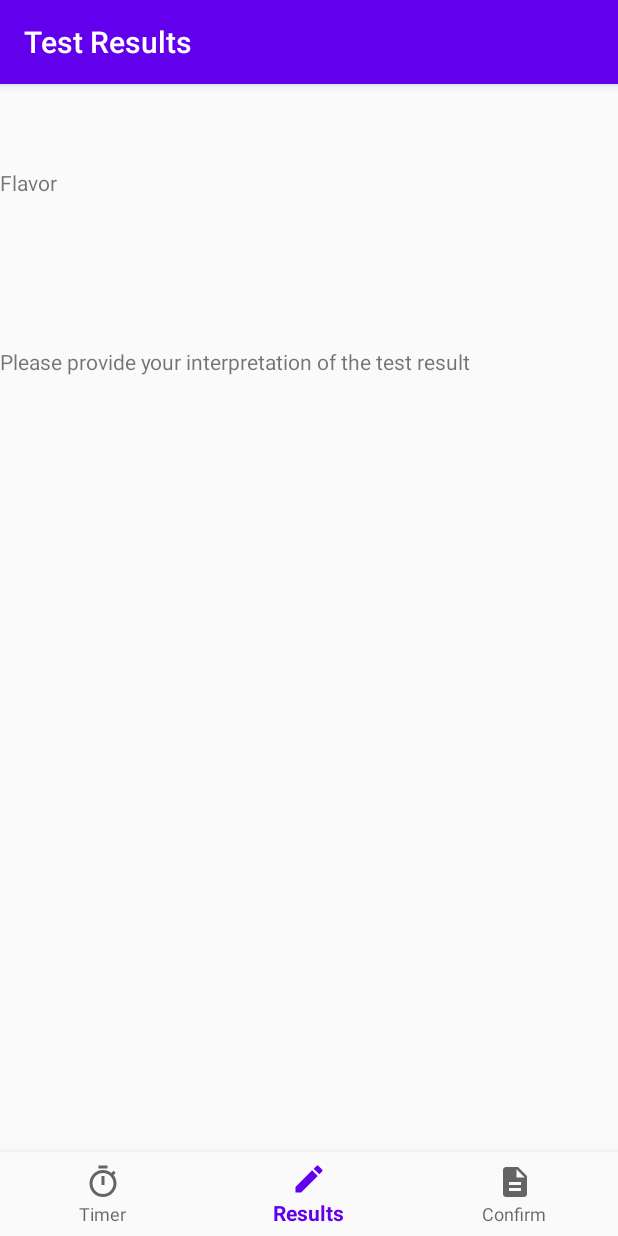
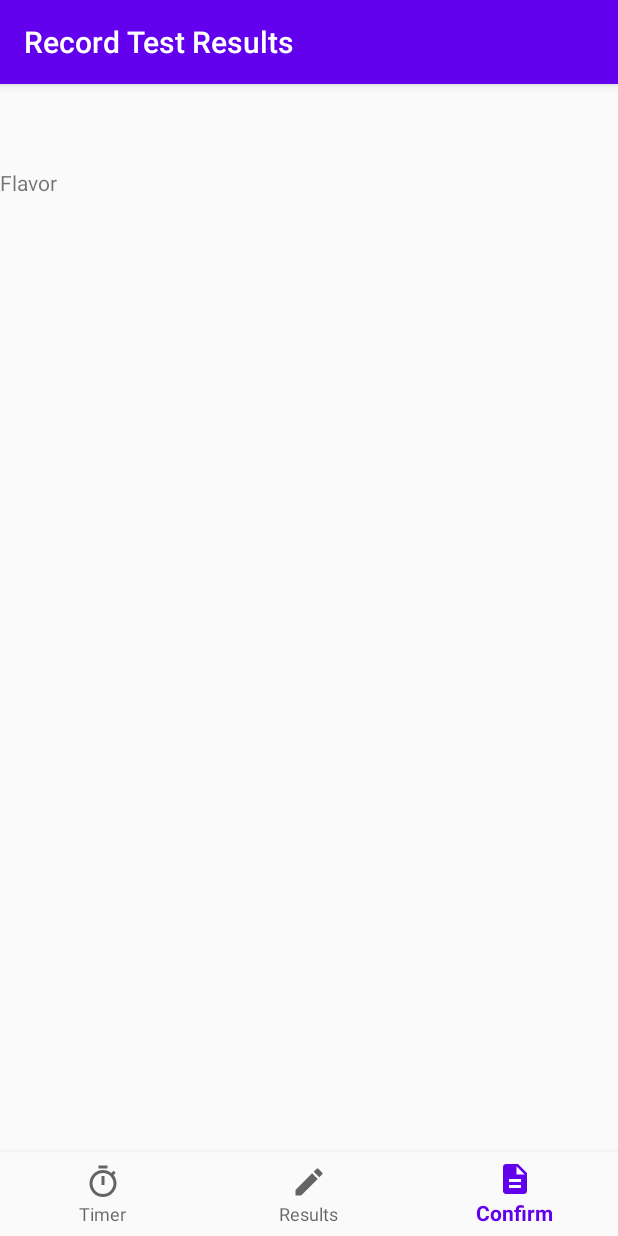
Before and after one commit to dimagi/rd-toolkit, an Android app: the CaptureResultsFragment screen opened through its navigation route, item 3 of the bottom bar chosen, on a phone screen of 412 x 824 dp. Run offline under Robolectric (Android 15) with nearby library versions, the phone set to English and light mode, and no system bars; our stand-ins replace Room's generated code, navigation-ui; libraries missing offline, so code that uses them is left out: net.vrgsoft.arcprogress; 6 statements that could not run were skipped.

Commit message:
Basic capture nav complete

```diff
--- a/app/src/main/java/org/rdtoolkit/ui/capture/CaptureActivity.java
+++ b/app/src/main/java/org/rdtoolkit/ui/capture/CaptureActivity.java
@@ -19,6 +19,9 @@ import androidx.navigation.Navigation;
 import androidx.navigation.ui.AppBarConfiguration;
 import androidx.navigation.ui.NavigationUI;
 
+import org.rdtoolkit.model.diagnostics.DiagnosticOutcome;
+import org.rdtoolkit.model.diagnostics.RdtDiagnosticProfile;
+import org.rdtoolkit.model.diagnostics.ResultProfile;
 import org.rdtoolkit.ui.provision.ProvisionViewModel;
 import org.rdtoolkit.util.InjectorUtils;
 
@@ -56,10 +59,18 @@ public class CaptureActivity extends AppCompatActivity {
 
         captureViewModel.loadSession(sessionId);
 
+        captureViewModel.getTestSessionResult().observe(this, value -> {
+            RdtDiagnosticProfile profile = captureViewModel.getTestProfile().getValue();
+            boolean recordEnabled = profile.isResultSetComplete(value);
+
+            ((BottomNavigationView)this.findViewById(R.id.nav_view)).getMenu().
+                    findItem(R.id.capture_record).setEnabled(recordEnabled);
+        });
+
         // Passing each menu ID as a set of Ids because each
         // menu should be considered as top level destinations.
         AppBarConfiguration appBarConfiguration = new AppBarConfiguration.Builder(
-                R.id.capture_timer, R.id.capture_results)
+                R.id.capture_timer, R.id.capture_results, R.id.capture_record)
                 .build();
 
         NavController navController = Navigation.findNavController(this, R.id.nav_host_fragment);
--- /dev/null
+++ b/app/src/main/java/org/rdtoolkit/ui/capture/CaptureRecordFragment.java
@@ -0,0 +1,39 @@
+package org.rdtoolkit.ui.capture;
+
+import android.os.Bundle;
+import android.view.LayoutInflater;
+import android.view.View;
+import android.view.ViewGroup;
+import android.widget.ImageView;
+
+import androidx.annotation.NonNull;
+import androidx.annotation.Nullable;
+import androidx.fragment.app.Fragment;
+import androidx.lifecycle.ViewModelProvider;
+import androidx.recyclerview.widget.LinearLayoutManager;
+import androidx.recyclerview.widget.RecyclerView;
+
+import org.rdtoolkit.R;
+import org.rdtoolkit.model.diagnostics.ResultProfile;
+
+public class CaptureRecordFragment extends Fragment {
+
+    private CaptureViewModel mViewModel;
+
+    public static CaptureResultsFragment newInstance() {
+        return new CaptureResultsFragment();
+    }
+
+    @Override
+    public View onCreateView(@NonNull LayoutInflater inflater, @Nullable ViewGroup container,
+                             @Nullable Bundle savedInstanceState) {
+        return inflater.inflate(R.layout.fragment_capture_record, container, false);
+    }
+
+    @Override
+    public void onViewCreated(@NonNull View view, @Nullable Bundle savedInstanceState) {
+        super.onViewCreated(view, savedInstanceState);
+
+        mViewModel = new ViewModelProvider(requireActivity()).get(CaptureViewModel.class);
+    }
+}
--- /dev/null
+++ b/app/src/main/res/layout/fragment_capture_record.xml
@@ -0,0 +1,16 @@
+<?xml version="1.0" encoding="utf-8"?>
+<LinearLayout xmlns:android="http://schemas.android.com/apk/res/android"
+    xmlns:tools="http://schemas.android.com/tools"
+    android:layout_width="match_parent"
+    android:layout_height="match_parent"
+    xmlns:app="http://schemas.android.com/apk/res-auto"
+    android:orientation="vertical"
+    tools:context=".ui.capture.CaptureRecordFragment">
+
+    <TextView
+        android:id="@+id/capture_text_flavor"
+        android:layout_width="match_parent"
+        android:layout_height="wrap_content"
+        android:text="Flavor" />
+
+</LinearLayout>
--- a/app/src/main/res/layout/fragment_capture_results.xml
+++ b/app/src/main/res/layout/fragment_capture_results.xml
@@ -5,7 +5,7 @@
     android:layout_height="match_parent"
     xmlns:app="http://schemas.android.com/apk/res-auto"
     android:orientation="vertical"
-    tools:context=".ui.capture.CaptureTimerFragment">
+    tools:context=".ui.capture.CaptureResultsFragment">
 
     <TextView
         android:id="@+id/capture_text_flavor"
--- a/app/src/main/res/menu/capture_nav_menu.xml
+++ b/app/src/main/res/menu/capture_nav_menu.xml
@@ -11,7 +11,7 @@
         android:title="Results" />
 
     <item
-        android:id="@+id/provision_start"
+        android:id="@+id/capture_record"
         android:icon="@drawable/ic_baseline_description_24"
         android:title="Confirm" />
 </menu>
--- a/app/src/main/res/navigation/capture_navigation.xml
+++ b/app/src/main/res/navigation/capture_navigation.xml
@@ -14,8 +14,19 @@
             android:id="@+id/action_capture_timer_to_capture_resultsFragment"
             app:destination="@id/capture_results" />
     </fragment>
+
     <fragment
         android:id="@+id/capture_results"
         android:name="org.rdtoolkit.ui.capture.CaptureResultsFragment"
-        android:label="Test Results" />
+        android:label="Test Results" >
+        <action
+            android:id="@+id/action_capture_results_to_captureRecordFragment"
+            app:destination="@id/capture_record" />
+    </fragment>
+
+    <fragment
+        android:id="@+id/capture_record"
+        android:name="org.rdtoolkit.ui.capture.CaptureRecordFragment"
+        android:label="Record Test Results"
+        tools:layout="@layout/fragment_capture_record" />
 </navigation>
```
Also changed, not shown: app/src/main/java/org/rdtoolkit/model/diagnostics/RdtDiagnosticProfile.kt (+22 -0 lines), app/src/main/java/org/rdtoolkit/ui/capture/CaptureViewModel.kt (+8 -4 lines).
